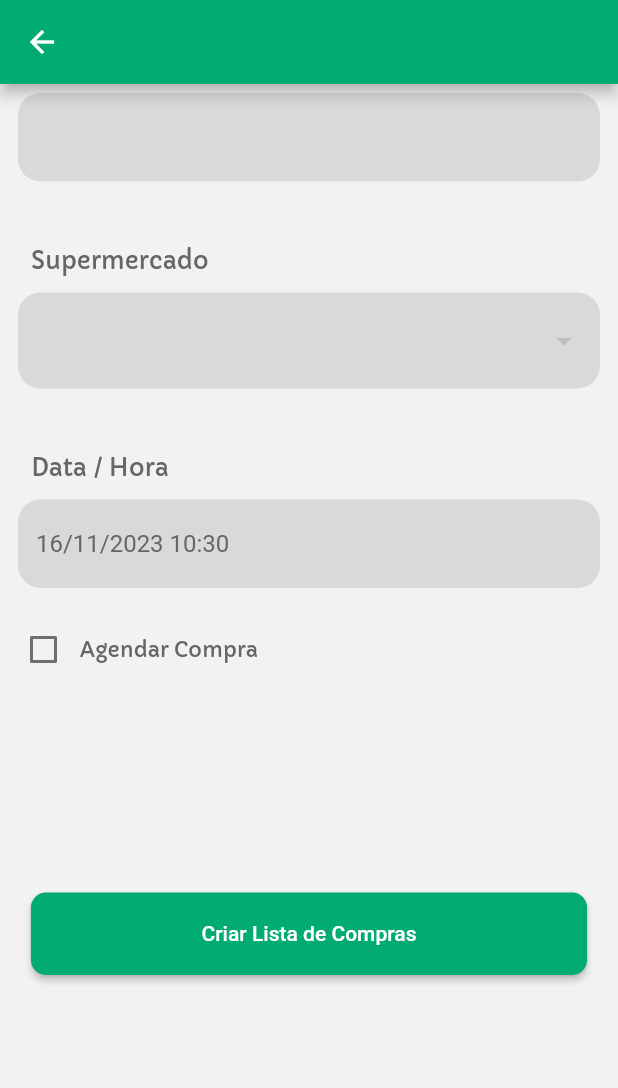
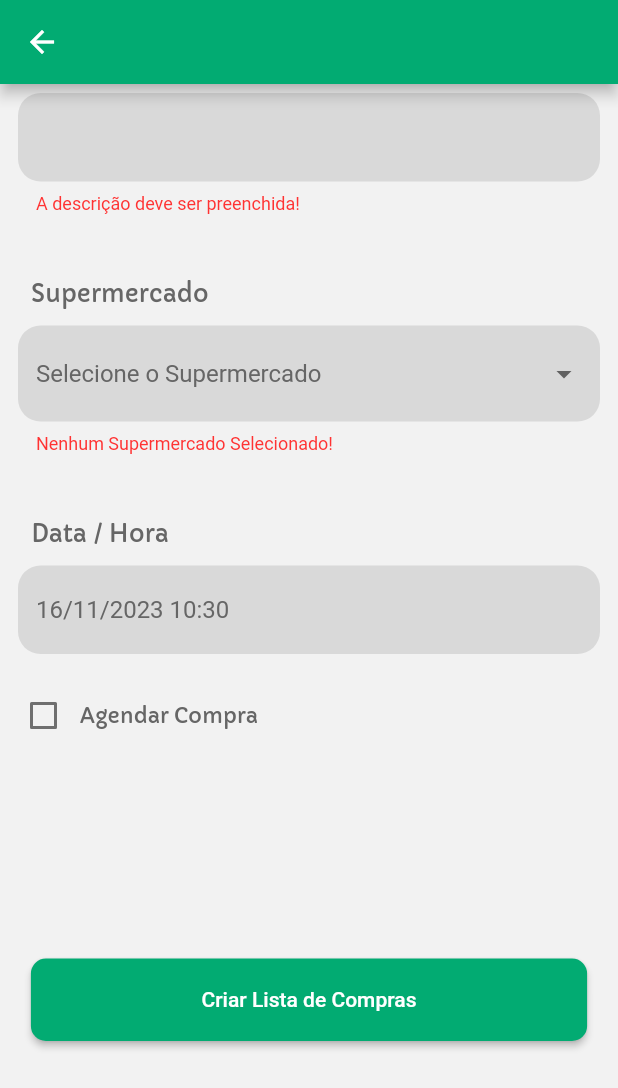
Before and after one commit to miguelhp373/econolista-mobile-app, a Flutter app: the PurchaseDetails screen opened directly, scrolled down 56 dp, after a tap on "Criar Lista de Compras", on a phone screen of 412 x 824 dp. Shown: the top 1088 px of the screen. Run offline on Flutter 3.47's test engine with Material 2 defaults, Android fonts, the phone set to English and light mode, and no system bars; drawn by our look-alikes of date_time_picker; our stand-ins replace cloud_firestore, firebase_auth, firebase_core, google_sign_in; accounts and stored records are empty.

Commit message:
Fix - Model Structure, Theme, Controller, Project Design

```diff
--- a/econolista_app/lib/app/app_start.dart
+++ b/econolista_app/lib/app/app_start.dart
@@ -1,6 +1,6 @@
 import 'package:econolista_app/app/shared/auth/auth_user_controller/auth_user_controller.dart';
 import 'package:econolista_app/app/shared/routes/routes.dart';
-import 'package:econolista_app/app/shared/custom_theme/custom_theme.dart';
+import 'package:econolista_app/app/shared/themes/custom_theme/custom_theme.dart';
 import 'package:flutter/material.dart';
 
 class AppStart extends StatelessWidget {
--- a/econolista_app/lib/app/modules/home/home_page.dart
+++ b/econolista_app/lib/app/modules/home/home_page.dart
@@ -61,13 +61,8 @@ class _HomePageState extends State<HomePage> with TickerProviderStateMixin {
           MaterialPageRoute(
             builder: (context) => PurchaseDetails(
               purchasedModels: PurchasedModels(
-                purchasedID: '',
-                description: '',
                 dateTimeCreated: DateTime.now(),
-                futurePuchased: false,
-                marketName: '',
                 productsList: [],
-                situationFlag: '',
               ),
             ),
           ),
--- a/econolista_app/lib/app/modules/login/login.dart
+++ b/econolista_app/lib/app/modules/login/login.dart
@@ -1,6 +1,6 @@
 import 'package:flutter/material.dart';
 
-import '../../shared/custom_sizes/custom_sizes.dart';
+import '../../shared/themes/custom_sizes/custom_sizes.dart';
 import '../../shared/widgets/signin_button_google/signin_button_google.dart';
 
 class Login extends StatelessWidget {
--- a/econolista_app/lib/app/modules/purchase_details/purchase_details.dart
+++ b/econolista_app/lib/app/modules/purchase_details/purchase_details.dart
@@ -1,5 +1,12 @@
+// ignore_for_file: unrelated_type_equality_checks, use_build_context_synchronously
+
+import 'package:firebase_auth/firebase_auth.dart';
+import 'package:flutter/material.dart';
+
 import 'package:econolista_app/app/shared/models/purchased_models.dart';
-import 'package:flutter/material.dart';
+import 'package:econolista_app/app/shared/database/shopping_list_collection/shopping_list_collection.dart';
+
+import 'package:econolista_app/app/shared/widgets/scaffold_message_alert/scaffold_message_alert.dart';
 import 'package:date_time_picker/date_time_picker.dart';
 
 class PurchaseDetails extends StatefulWidget {
@@ -14,33 +21,60 @@ class PurchaseDetails extends StatefulWidget {
 class _PurchaseDetailsState extends State<PurchaseDetails> {
   String? _isMarketNameSelected;
   bool? _isFuturePurchase = false;
+  String? _purchasedId;
 
+  late Future<Map<String, dynamic>> isShoppingListCollection;
   late TextEditingController _descriptionTextInput;
-  //late TextEditingController _marketNameDropDownInput;
   late TextEditingController _dateTimeCreatedTextInput;
   late bool _futurePuchasedCheckBox;
+
+  final _formKey = GlobalKey<FormState>();
+
+  final _userAuthId = FirebaseAuth.instance.currentUser?.uid;
+
+  void _submitForm(
+      BuildContext context, PurchasedModels purchasedModels) async {
+    if (_formKey.currentState!.validate()) {
+      final submitSuccess = await ShoppingListCollection()
+          .formSubmitShoppingList(purchasedModels);
+
+      if (submitSuccess == true) {
+        ScaffoldMessengeAlert().showMessageOnDisplayBottom(
+            context, 'Lista de Compras Criada Com Sucesso!');
+        Navigator.pop(context);
+      } else {
+        ScaffoldMessengeAlert().showMessageOnDisplayBottom(
+            context, 'Erro ao Tentar Criar Lista de Compras, Tente Novamente!');
+      }
+    }
+  }
 
   @override
   void initState() {
     super.initState();
 
+    _purchasedId = widget.purchasedModels.purchasedId;
+
     _descriptionTextInput =
         TextEditingController(text: widget.purchasedModels.description);
-
-    // _marketNameDropDownInput =
-    //     TextEditingController(text: widget.purchasedModels.marketName);
 
     _dateTimeCreatedTextInput = TextEditingController(
         text: widget.purchasedModels.dateTimeCreated.toString());
 
     _futurePuchasedCheckBox = widget.purchasedModels.futurePuchased;
     _isFuturePurchase = _futurePuchasedCheckBox;
+
+    isShoppingListCollection =
+        ShoppingListCollection().getStoreListForDropdownList(_userAuthId!);
+
+    _isMarketNameSelected = widget.purchasedModels.marketName == ''
+        ? 'Selecione o Supermercado'
+        : widget.purchasedModels.marketName;
   }
 
   @override
   void dispose() {
     _descriptionTextInput.dispose();
-    //_marketNameDropDownInput.dispose();
     _dateTimeCreatedTextInput.dispose();
     super.dispose();
   }
@@ -50,6 +84,8 @@ class _PurchaseDetailsState extends State<PurchaseDetails> {
     return Scaffold(
       appBar: AppBar(),
       body: SingleChildScrollView(
+        child: Form(
+          key: _formKey,
           child: SizedBox(
             width: MediaQuery.of(context).size.width,
             height: MediaQuery.of(context).size.height,
@@ -74,7 +110,8 @@ class _PurchaseDetailsState extends State<PurchaseDetails> {
                     textInputAction: TextInputAction.next,
                     decoration: InputDecoration(
                       filled: true,
-                    fillColor: Theme.of(context).inputDecorationTheme.fillColor,
+                      fillColor:
+                          Theme.of(context).inputDecorationTheme.fillColor,
                       border: OutlineInputBorder(
                         borderSide: BorderSide.none,
                         borderRadius: BorderRadius.circular(15),
@@ -89,7 +126,6 @@ class _PurchaseDetailsState extends State<PurchaseDetails> {
                       }
                       return null;
                     },
-                  //onSaved: (value) => _formData['service_description'] = value!,
                   ),
                 ),
                 //Market Caption
@@ -104,41 +140,67 @@ class _PurchaseDetailsState extends State<PurchaseDetails> {
                   ),
                 ),
                 //Market Input
+                // Market Input
                 Padding(
                   padding: const EdgeInsets.all(12.0),
                   child: SizedBox(
                     width: MediaQuery.of(context).size.width * 1,
-                  child: DropdownButtonFormField(
-                    //enableFeedback: _hasPermissionForEdit,
+                    child: FutureBuilder(
+                      future: isShoppingListCollection,
+                      builder: (context, snapshot) {
+                        if (snapshot.connectionState ==
+                            ConnectionState.waiting) {
+                          return const CircularProgressIndicator();
+                        } else if (snapshot.hasError) {
+                          ScaffoldMessengeAlert().showMessageOnDisplayBottom(
+                            context,
+                            'Erro ao Carregar a Lista de Supermercados',
+                          );
+                          return const SizedBox();
+                        } else {
+                          List<String> storeNames = (snapshot.data
+                              as Map<String, dynamic>)['storeNames'];
 
+                          List<DropdownMenuItem<String>> items = storeNames
+                              .map(
+                                (storeName) => DropdownMenuItem(
+                                  value: storeName,
+                                  child: Text(
+                                    storeName,
+                                    style: TextStyle(
+                                      color: Theme.of(context)
+                                          .textTheme
+                                          .bodyMedium!
+                                          .color,
+                                    ),
+                                  ),
+                                ),
+                              )
+                              .toList();
+
+                          return DropdownButtonFormField<String>(
+                            value: _isMarketNameSelected,
                             decoration: InputDecoration(
                               filled: true,
-                      fillColor:
-                          Theme.of(context).inputDecorationTheme.fillColor,
+                              fillColor: Theme.of(context)
+                                  .inputDecorationTheme
+                                  .fillColor,
                               border: OutlineInputBorder(
                                 borderSide: BorderSide.none,
                                 borderRadius: BorderRadius.circular(15),
                               ),
                             ),
-                    items: [],
-                    // _customersList
-                    //     .map(
-                    //       (item) => DropdownMenuItem(
-                    //         value: item,
-                    //         child: Text(item),
-                    //       ),
-                    //     )
-                    //     .toList(),
-                    onChanged: (item) =>
-                        _isMarketNameSelected = item! as String?,
-                    //value: isSelectedOptionOnDropDown,
+                            items: items,
+                            onChanged: (item) => _isMarketNameSelected = item,
                             validator: (value) {
-                      if (value == 'Selecione A Empresa') {
-                        return 'Nenhuma Empresa Selecionada!';
+                              if (value == 'Selecione o Supermercado') {
+                                return 'Nenhum Supermercado Selecionado!';
                               }
                               return null;
                             },
-                    //onSaved: (value) => _formData['customer_name'] = value!,
+                          );
+                        }
+                      },
                     ),
                   ),
                 ),
@@ -161,17 +223,15 @@ class _PurchaseDetailsState extends State<PurchaseDetails> {
                     controller: _dateTimeCreatedTextInput,
                     style: TextStyle(
                         color: Theme.of(context).textTheme.bodyMedium!.color),
-                  //enabled: _hasPermissionForEdit,
                     type: DateTimePickerType.dateTime,
                     dateMask: 'dd/MM/yyyy HH:mm',
                     icon: const Icon(Icons.event),
-                  //initialValue: _formData['service_initial_datetime'] ??
-                  // DateTime.now().toString(),
                     firstDate: DateTime(2000),
                     lastDate: DateTime(2100),
                     decoration: InputDecoration(
                       filled: true,
-                    fillColor: Theme.of(context).inputDecorationTheme.fillColor,
+                      fillColor:
+                          Theme.of(context).inputDecorationTheme.fillColor,
                       border: OutlineInputBorder(
                         borderSide: BorderSide.none,
                         borderRadius: BorderRadius.circular(15),
@@ -179,19 +239,10 @@ class _PurchaseDetailsState extends State<PurchaseDetails> {
                     ),
                     validator: (value) {
                       if (value == null || value.isEmpty) {
-                      return 'Por favor, selecione uma data e hora inicial.';
+                        return 'Por favor, selecione uma data e hora valida!';
                       }
-
-                    try {
-                      DateTime.parse(value);
-                    } catch (e) {
-                      return 'Data e hora inicial válida.';
-                    }
-
                       return null;
                     },
-                  // onSaved: (value) =>
-                  //     _formData['service_initial_datetime'] = value!,
                   ),
                 ),
                 //Agendar Compra CheckBox
@@ -219,15 +270,26 @@ class _PurchaseDetailsState extends State<PurchaseDetails> {
                     height: 55,
                     child: ElevatedButton(
                       style: ElevatedButton.styleFrom(
-                      //backgroundColor: kBackgroundColorGreen,
                         shape: RoundedRectangleBorder(
                           borderRadius: BorderRadius.circular(10),
                         ),
                       ),
-                    child: const Text(
-                      'Criar Lista de Compras',
+                      child: _purchasedId!.isEmpty
+                          ? const Text('Criar Lista de Compras')
+                          : const Text('Salvar Alterações'),
+                      onPressed: () => _submitForm(
+                        context,
+                        PurchasedModels(
+                          purchasedId: _purchasedId!,
+                          userId: _userAuthId!,
+                          description: _descriptionTextInput.text,
+                          dateTimeCreated:
+                              DateTime.parse(_dateTimeCreatedTextInput.text),
+                          marketName: _isMarketNameSelected!,
+                          productsList: [],
+                          futurePuchased: _isFuturePurchase!,
                         ),
-                    onPressed: () {},
+                      ),
                     ),
                   ),
                 ),
@@ -235,6 +297,7 @@ class _PurchaseDetailsState extends State<PurchaseDetails> {
             ),
           ),
         ),
+      ),
     );
   }
 }
--- /dev/null
+++ b/econolista_app/lib/app/shared/database/shopping_list_collection/shopping_list_collection.dart
@@ -0,0 +1,91 @@
+import 'package:cloud_firestore/cloud_firestore.dart';
+import 'package:econolista_app/app/shared/models/purchased_models.dart';
+import 'package:flutter/material.dart';
+
+class ShoppingListCollection {
+  /////////////////////////////////////////////////////////////////////
+
+  CollectionReference storeCollectionReferenceList =
+      FirebaseFirestore.instance.collection('user_collection');
+
+  CollectionReference shoppingListCollectionReferenceList =
+      FirebaseFirestore.instance.collection('shopping_list_collection');
+
+  Future<Map<String, dynamic>> getStoreListForDropdownList(
+    String userId,
+  ) async {
+    //////////////////////////////////////////////////////////
+    Map<String, dynamic> result = {'storeNames': <String>[]};
+
+    QuerySnapshot queryStoreCollectionList = await storeCollectionReferenceList
+        .where('UserId', isEqualTo: userId)
+        .get();
+
+    if (queryStoreCollectionList.docs.isNotEmpty) {
+      var data =
+          queryStoreCollectionList.docs[0].data() as Map<String, dynamic>;
+
+      if (data.containsKey('StoreCollection') &&
+          data['StoreCollection'] is Map) {
+        Map<String, dynamic> storeMap = data['StoreCollection'];
+
+        result['storeNames'] = storeMap.values
+            .map<String>((store) => store['StoreName'] as String)
+            .toList();
+      }
+    }
+
+    result['storeNames'].insert(0, 'Selecione o Supermercado');
+
+    return result;
+  }
+
+  Future<List<DropdownMenuItem<String>>> fetchDropdownItems(
+    Map<String, dynamic> shoppingList,
+  ) async {
+    List<DropdownMenuItem<String>> dropdownItems = shoppingList.entries
+        .map(
+          (entry) => DropdownMenuItem(
+            value: entry.key,
+            child: Text(entry.value.toString()),
+          ),
+        )
+        .toList();
+
+    return dropdownItems;
+  }
+
+  Future<bool> formSubmitShoppingList(PurchasedModels purchasedModels) async {
+    try {
+      if (!purchasedModels.purchasedId.isNotEmpty) {
+        await shoppingListCollectionReferenceList.add({
+          "UserId": purchasedModels.userId,
+          "Description": purchasedModels.description,
+          "DateTimeCreated": purchasedModels.dateTimeCreated,
+          "MarketName": purchasedModels.marketName,
+          "ScheduledPurchase": purchasedModels.futurePuchased,
+          "Status": purchasedModels.status,
+          "ProductsList": {},
+        });
+        return true;
+      } else {
+        await shoppingListCollectionReferenceList
+            .doc(purchasedModels.purchasedId)
+            .update(
+          {
+            "Description": purchasedModels.description,
+            "DateTimeCreated": purchasedModels.dateTimeCreated,
+            "MarketName": purchasedModels.marketName,
+            "ScheduledPurchase": purchasedModels.futurePuchased,
+            //"Status": purchasedModels.status,
+            "ProductsList": {},
+          },
+        );
+      }
+    } catch (e) {
+      //print('Exception Error: ${e}');
+      return false;
+    }
+    return false;
+  }
+}
--- a/econolista_app/lib/app/shared/models/purchased_models.dart
+++ b/econolista_app/lib/app/shared/models/purchased_models.dart
@@ -1,42 +1,46 @@
 class PurchasedModels {
-  String purchasedID;
+  String purchasedId;
+  String userId;
   String description;
   DateTime dateTimeCreated;
   List<Map> productsList;
   String marketName;
-  String situationFlag;
+  String status;
   bool futurePuchased;
 
   PurchasedModels({
-    required this.purchasedID,
-    required this.description,
+    this.purchasedId = '',
+    this.userId = '',
+    this.description = '',
     required this.dateTimeCreated,
     required this.productsList,
-    required this.marketName,
-    required this.situationFlag,
-    required this.futurePuchased,
+    this.marketName = '',
+    this.status = 'Aberta',
+    this.futurePuchased = false,
   });
 
   factory PurchasedModels.fromJson(Map<String, dynamic> json) {
     return PurchasedModels(
-      purchasedID: json['purchasedID'],
+      purchasedId: json['purchasedID'],
+      userId: json['userId'],
       description: json['description'],
       dateTimeCreated: json['dateTimeCreated'],
       productsList: json['productsList'],
       marketName: json['marketName'],
-      situationFlag: json['situationFlag'],
+      status: json['situationFlag'],
       futurePuchased: json['futurePuchased'],
     );
   }
 
   Map<String, dynamic> toJson() {
     return {
-      'purchasedID': purchasedID,
+      'purchasedID': purchasedId,
+      'userId': userId,
       'description': description,
       'dateTimeCreated': dateTimeCreated,
       'productsList': productsList,
       'marketName': marketName,
-      'situationFlag': situationFlag,
+      'situationFlag': status,
       'futurePuchased': futurePuchased,
     };
   }
--- a/econolista_app/lib/app/shared/widgets/custom_bool_alert_dialog/custom_bool_alert_dialog.dart
+++ b/econolista_app/lib/app/shared/widgets/custom_bool_alert_dialog/custom_bool_alert_dialog.dart
@@ -1,7 +1,7 @@
 import 'dart:async';
 import 'package:flutter/material.dart';
 
-import '../../custom_sizes/custom_sizes.dart';
+import '../../themes/custom_sizes/custom_sizes.dart';
 
 class CustomBoolAlertDialog {
   Future<bool?> showBooleanAlertDialog(
--- a/econolista_app/lib/app/shared/widgets/signin_button_google/signin_button_google.dart
+++ b/econolista_app/lib/app/shared/widgets/signin_button_google/signin_button_google.dart
@@ -1,7 +1,7 @@
 import 'package:flutter/material.dart';
 
 import '../../auth/auth_user_controller/auth_user_controller.dart';
-import '../../custom_sizes/custom_sizes.dart';
+import '../../themes/custom_sizes/custom_sizes.dart';
 
 class SigninButtonGoogle extends StatelessWidget {
   const SigninButtonGoogle({super.key});
--- a/econolista_app/pubspec.yaml
+++ b/econolista_app/pubspec.yaml
@@ -30,6 +30,7 @@ environment:
 dependencies:
   firebase_core: ^2.22.0
   firebase_auth: ^4.13.0
+  cloud_firestore: ^4.13.0
   google_sign_in: ^6.1.6
   date_time_picker: ^2.1.0
 
```
Also changed, not shown: econolista_app/lib/app/shared/widgets/scaffold_message_alert/scaffold_message_alert.dart (added, +51 -0 lines), econolista_app/lib/app/shared/themes/custom_sizes/custom_sizes.dart (renamed from econolista_app/lib/app/shared/custom_sizes/custom_sizes.dart), econolista_app/lib/app/shared/themes/custom_theme/custom_theme.dart (renamed from econolista_app/lib/app/shared/custom_theme/custom_theme.dart), econolista_app/pubspec.lock. Lines whose indentation alone changed are shown as unchanged.
